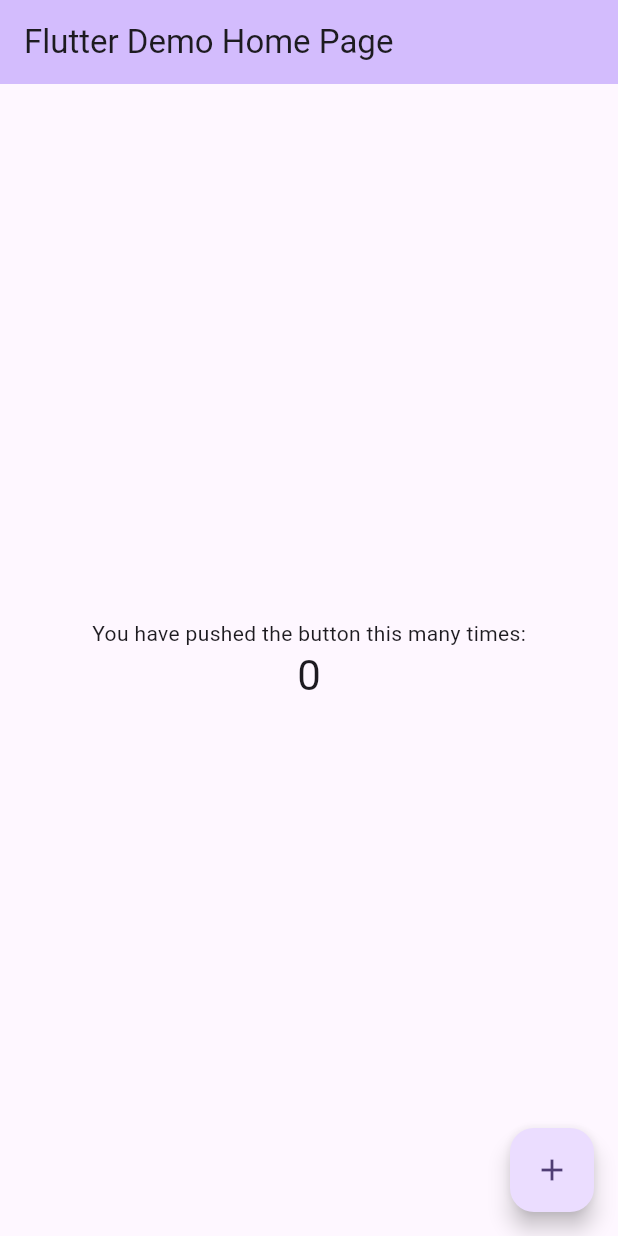
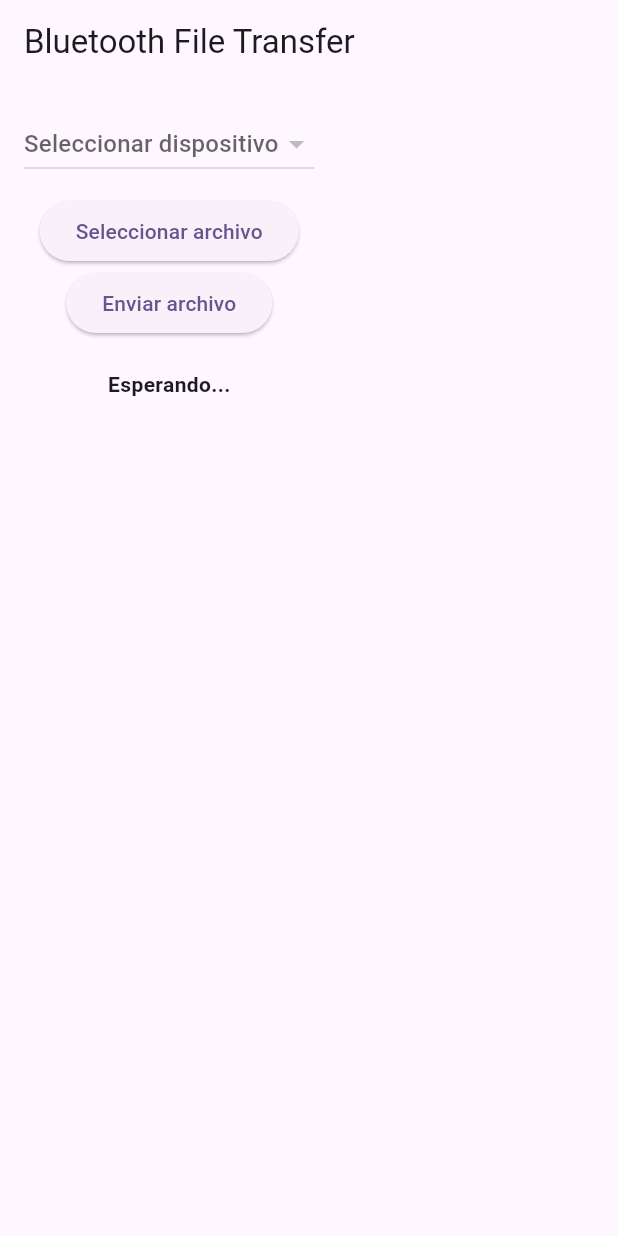
Before and after one commit to Kimberly-Porras/Lab5-Bluethooth, a Flutter app: the screen it shows after launch, on a phone screen of 412 x 824 dp. Run offline on Flutter 3.47's test engine with Material 3 defaults, Android fonts, the phone set to English and light mode, and no system bars; our stand-ins replace file_picker, flutter_bluetooth_serial, permission_handler.

Commit message:
Reconoce el dispositivo no envia

```diff
--- a/bluethooth_lab5/lib/main.dart
+++ b/bluethooth_lab5/lib/main.dart
@@ -1,4 +1,11 @@
+import 'dart:typed_data';
+import 'dart:io';
+
 import 'package:flutter/material.dart';
+import 'package:flutter_bluetooth_serial/flutter_bluetooth_serial.dart';
+import 'package:file_picker/file_picker.dart';
+import 'package:permission_handler/permission_handler.dart';
+import 'package:path/path.dart' as path;
 
 void main() {
   runApp(const MyApp());
@@ -7,116 +14,140 @@ void main() {
 class MyApp extends StatelessWidget {
   const MyApp({super.key});
 
-  // This widget is the root of your application.
   @override
   Widget build(BuildContext context) {
     return MaterialApp(
-      title: 'Flutter Demo',
+      title: 'Bluetooth File Transfer',
       theme: ThemeData(
-        // This is the theme of your application.
-        //
-        // TRY THIS: Try running your application with "flutter run". You'll see
-        // the application has a purple toolbar. Then, without quitting the app,
-        // try changing the seedColor in the colorScheme below to Colors.green
-        // and then invoke "hot reload" (save your changes or press the "hot
-        // reload" button in a Flutter-supported IDE, or press "r" if you used
-        // the command line to start the app).
-        //
-        // Notice that the counter didn't reset back to zero; the application
-        // state is not lost during the reload. To reset the state, use hot
-        // restart instead.
-        //
-        // This works for code too, not just values: Most code changes can be
-        // tested with just a hot reload.
         colorScheme: ColorScheme.fromSeed(seedColor: Colors.deepPurple),
       ),
-      home: const MyHomePage(title: 'Flutter Demo Home Page'),
+      home: const BluetoothPage(),
     );
   }
 }
 
-class MyHomePage extends StatefulWidget {
-  const MyHomePage({super.key, required this.title});
-
-  // This widget is the home page of your application. It is stateful, meaning
-  // that it has a State object (defined below) that contains fields that affect
-  // how it looks.
-
-  // This class is the configuration for the state. It holds the values (in this
-  // case the title) provided by the parent (in this case the App widget) and
-  // used by the build method of the State. Fields in a Widget subclass are
-  // always marked "final".
-
-  final String title;
+class BluetoothPage extends StatefulWidget {
+  const BluetoothPage({super.key});
 
   @override
-  State<MyHomePage> createState() => _MyHomePageState();
+  State<BluetoothPage> createState() => _BluetoothPageState();
 }
 
-class _MyHomePageState extends State<MyHomePage> {
-  int _counter = 0;
+class _BluetoothPageState extends State<BluetoothPage> {
+  List<BluetoothDevice> dispositivos = [];
+  BluetoothDevice? seleccionado;
+  String? archivoPath;
+  String estado = 'Esperando...';
 
-  void _incrementCounter() {
+  @override
+  void initState() {
+    super.initState();
+    solicitarPermisos();
+    obtenerDispositivosEmparejados();
+  }
+
+  Future<void> solicitarPermisos() async {
+    await [
+      Permission.bluetooth,
+      Permission.bluetoothScan,
+      Permission.bluetoothConnect,
+      Permission.location,
+      Permission.storage
+    ].request();
+  }
+
+  Future<void> obtenerDispositivosEmparejados() async {
+    final dispositivosEmp = await FlutterBluetoothSerial.instance.getBondedDevices();
     setState(() {
-      // This call to setState tells the Flutter framework that something has
-      // changed in this State, which causes it to rerun the build method below
-      // so that the display can reflect the updated values. If we changed
-      // _counter without calling setState(), then the build method would not be
-      // called again, and so nothing would appear to happen.
-      _counter++;
+      dispositivos = dispositivosEmp;
     });
+  }
+
+  Future<void> seleccionarArchivo() async {
+    final result = await FilePicker.platform.pickFiles();
+    if (result != null) {
+      setState(() {
+        archivoPath = result.files.single.path;
+      });
+    }
+  }
+
+  Future<void> enviarArchivo() async {
+    if (seleccionado == null || archivoPath == null) {
+      setState(() {
+        estado = 'Seleccione un dispositivo y un archivo';
+      });
+      return;
+    }
+
+    try {
+      final connection = await BluetoothConnection.toAddress(seleccionado!.address);
+      setState(() {
+        estado = 'Conectado a ${seleccionado!.name}';
+      });
+
+      File archivo = File(archivoPath!);
+      Uint8List bytes = await archivo.readAsBytes();
+
+      connection.output.add(bytes);
+      await connection.output.allSent;
+
+      setState(() {
+        estado = 'Archivo enviado: ${path.basename(archivoPath!)}';
+      });
+
+      connection.finish();
+    } catch (e) {
+      setState(() {
+        estado = 'Error al enviar: $e';
+      });
+    }
   }
 
   @override
   Widget build(BuildContext context) {
-    // This method is rerun every time setState is called, for instance as done
-    // by the _incrementCounter method above.
-    //
-    // The Flutter framework has been optimized to make rerunning build methods
-    // fast, so that you can just rebuild anything that needs updating rather
-    // than having to individually change instances of widgets.
     return Scaffold(
       appBar: AppBar(
-        // TRY THIS: Try changing the color here to a specific color (to
-        // Colors.amber, perhaps?) and trigger a hot reload to see the AppBar
-        // change color while the other colors stay the same.
-        backgroundColor: Theme.of(context).colorScheme.inversePrimary,
-        // Here we take the value from the MyHomePage object that was created by
-        // the App.build method, and use it to set our appbar title.
-        title: Text(widget.title),
+        title: const Text('Bluetooth File Transfer'),
       ),
-      body: Center(
-        // Center is a layout widget. It takes a single child and positions it
-        // in the middle of the parent.
+      body: Padding(
+        padding: const EdgeInsets.all(16.0),
         child: Column(
-          // Column is also a layout widget. It takes a list of children and
-          // arranges them vertically. By default, it sizes itself to fit its
-          // children horizontally, and tries to be as tall as its parent.
-          //
-          // Column has various properties to control how it sizes itself and
-          // how it positions its children. Here we use mainAxisAlignment to
-          // center the children vertically; the main axis here is the vertical
-          // axis because Columns are vertical (the cross axis would be
-          // horizontal).
-          //
-          // TRY THIS: Invoke "debug painting" (choose the "Toggle Debug Paint"
-          // action in the IDE, or press "p" in the console), to see the
-          // wireframe for each widget.
-          mainAxisAlignment: MainAxisAlignment.center,
-          children: <Widget>[
-            const Text('You have pushed the button this many times:'),
-            Text(
-              '$_counter',
-              style: Theme.of(context).textTheme.headlineMedium,
+          children: [
+            DropdownButton<BluetoothDevice>(
+              hint: const Text('Seleccionar dispositivo'),
+              value: seleccionado,
+              onChanged: (nuevo) {
+                setState(() {
+                  seleccionado = nuevo;
+                });
+              },
+              items: dispositivos
+                  .map((d) => DropdownMenuItem(
+                        value: d,
+                        child: Text(d.name ?? d.address),
+                      ))
+                  .toList(),
             ),
+            const SizedBox(height: 10),
+            ElevatedButton(
+              onPressed: seleccionarArchivo,
+              child: const Text('Seleccionar archivo'),
+            ),
+            if (archivoPath != null)
+              Padding(
+                padding: const EdgeInsets.symmetric(vertical: 8.0),
+                child: Text('Archivo: ${path.basename(archivoPath!)}'),
+              ),
+            ElevatedButton(
+              onPressed: enviarArchivo,
+              child: const Text('Enviar archivo'),
+            ),
+            const SizedBox(height: 20),
+            Text(estado, style: const TextStyle(fontWeight: FontWeight.bold)),
           ],
         ),
       ),
-      floatingActionButton: FloatingActionButton(
-        onPressed: _incrementCounter,
-        tooltip: 'Increment',
-        child: const Icon(Icons.add),
-      ), // This trailing comma makes auto-formatting nicer for build methods.
     );
   }
 }
```
Also changed, not shown: bluethooth_lab5/pubspec.yaml (+8 -70 lines), bluethooth_lab5/pubspec.lock, 5 other files.
